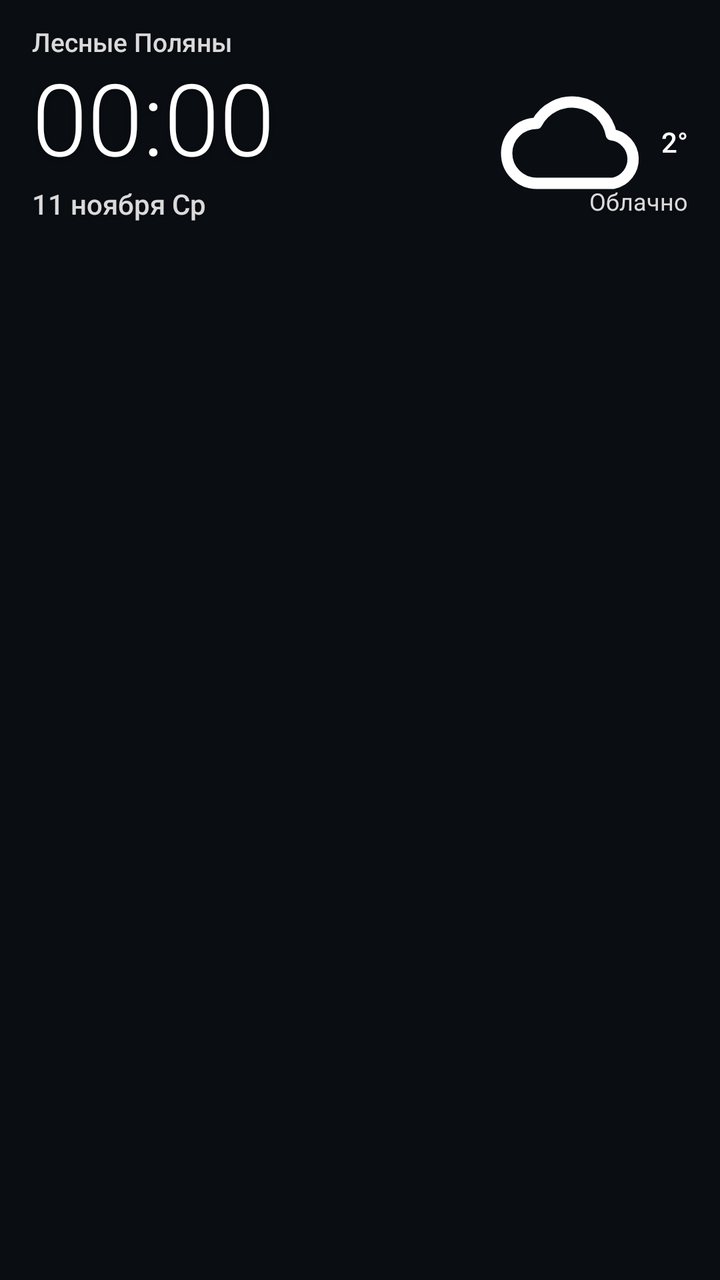
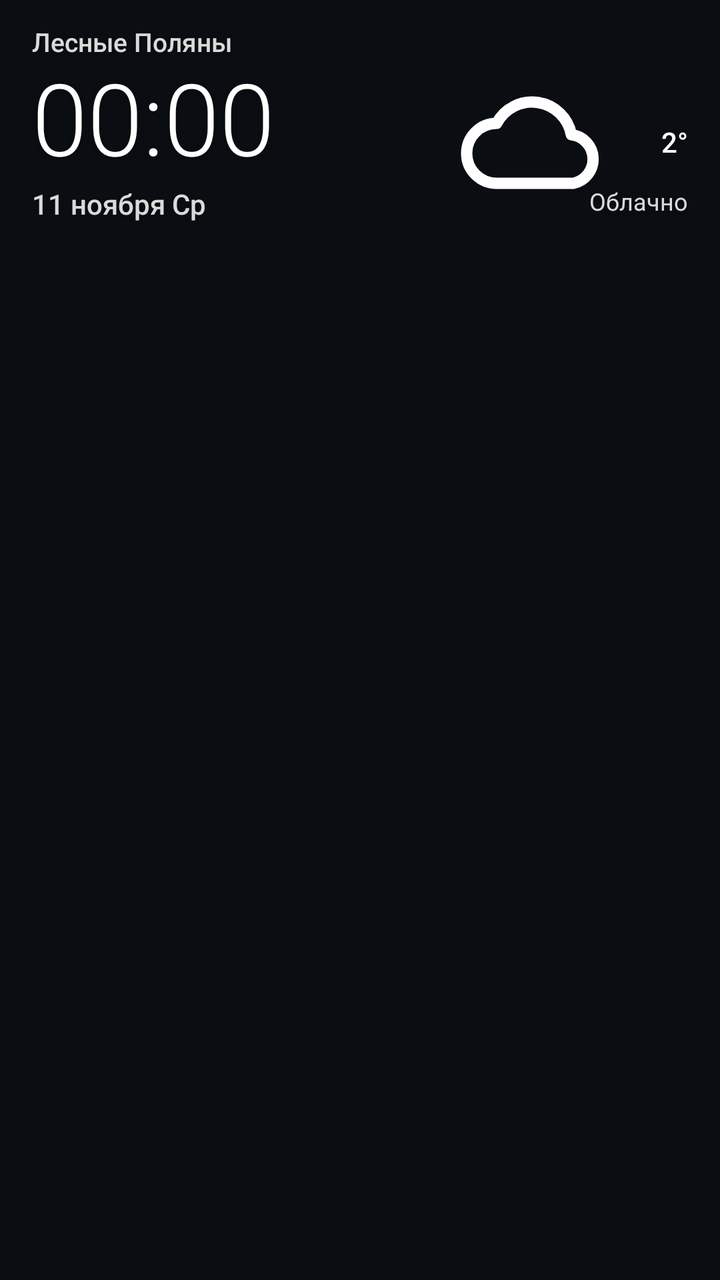

Before-and-after screenshots of an Android layout around one commit, followed by the original layout XML and the change that was made.
<!-- AndroidManifest.xml: application theme Theme.NetMon -->
<!-- res/layout/widget_clock.xml -->
<?xml version="1.0" encoding="utf-8"?>
<RelativeLayout xmlns:android="http://schemas.android.com/apk/res/android"
    android:id="@+id/widget_root"
    android:layout_width="match_parent"
    android:layout_height="match_parent"
    android:paddingHorizontal="16dp"
    android:paddingVertical="12dp">

    <TextView
        android:id="@+id/widget_city"
        android:layout_width="200dp"
        android:layout_height="wrap_content"
        android:layout_alignParentStart="true"
        android:layout_alignParentTop="true"
        android:fontFamily="sans-serif"
        android:maxLines="2"
        android:shadowColor="#66000000"
        android:shadowDx="0"
        android:shadowDy="1"
        android:shadowRadius="4"
        android:text="Лесные Поляны"
        android:textColor="#D9FFFFFF"
        android:textFontWeight="500"
        android:textSize="13dp" />

    <TextClock
        android:id="@+id/widget_time"
        android:layout_width="wrap_content"
        android:layout_height="wrap_content"
        android:layout_alignParentStart="true"
        android:layout_below="@id/widget_city"
        android:layout_marginTop="2dp"
        android:fontFamily="sans-serif-light"
        android:format12Hour="HH:mm"
        android:format24Hour="HH:mm"
        android:includeFontPadding="false"
        android:shadowColor="#66000000"
        android:shadowDx="0"
        android:shadowDy="2"
        android:shadowRadius="6"
        android:textColor="#FFFFFFFF"
        android:textSize="50dp" />

    <TextView
        android:id="@+id/widget_date"
        android:layout_width="wrap_content"
        android:layout_height="wrap_content"
        android:layout_alignParentStart="true"
        android:layout_below="@id/widget_time"
        android:layout_marginTop="2dp"
        android:fontFamily="sans-serif"
        android:shadowColor="#66000000"
        android:shadowDx="0"
        android:shadowDy="1"
        android:shadowRadius="4"
        android:text="11 ноября Ср"
        android:textColor="#D9FFFFFF"
        android:textFontWeight="500"
        android:textSize="14dp" />

    <LinearLayout
        android:id="@+id/widget_weather"
        android:layout_width="wrap_content"
        android:layout_height="wrap_content"
        android:layout_alignParentEnd="true"
        android:layout_alignTop="@id/widget_time"
        android:gravity="end"
        android:orientation="vertical">

        <LinearLayout
            android:layout_width="wrap_content"
            android:layout_height="wrap_content"
            android:layout_gravity="end"
            android:gravity="center_vertical"
            android:orientation="horizontal">

            <ImageView
                android:id="@+id/widget_weather_icon"
                android:layout_width="80dp"
                android:layout_height="80dp"
                android:contentDescription="@string/widget_clock_desc"
                android:src="@drawable/ic_weather_cloud" />

            <TextView
                android:id="@+id/widget_temp"
                android:layout_width="wrap_content"
                android:layout_height="wrap_content"
                android:layout_marginStart="4dp"
                android:fontFamily="sans-serif-light"
                android:includeFontPadding="false"
                android:shadowColor="#66000000"
                android:shadowDx="0"
                android:shadowDy="2"
                android:shadowRadius="6"
                android:text="2°"
                android:textColor="#FFFFFFFF"
                android:textFontWeight="500"
                android:textSize="14dp" />
        </LinearLayout>

    </LinearLayout>

    <TextView
        android:id="@+id/widget_condition"
        android:layout_width="wrap_content"
        android:layout_height="wrap_content"
        android:layout_alignParentEnd="true"
        android:layout_alignTop="@id/widget_date"
        android:fontFamily="sans-serif"
        android:shadowColor="#66000000"
        android:shadowDx="0"
        android:shadowDy="1"
        android:shadowRadius="4"
        android:text="Облачно"
        android:textColor="#D9FFFFFF"
        android:textSize="12dp" />
</RelativeLayout>
<!-- resources referenced by this layout -->
<resources>
  <!-- drawable ic_weather_cloud (drawable) -->
  <?xml version="1.0" encoding="utf-8"?>
  <vector xmlns:android="http://schemas.android.com/apk/res/android"
      android:width="24dp" android:height="24dp"
      android:viewportWidth="24" android:viewportHeight="24">
      <path android:fillColor="@android:color/transparent"
          android:strokeColor="#ffffffff" android:strokeWidth="1.7"
          android:strokeLineCap="round" android:strokeLineJoin="round"
          android:pathData="M6.5,18A4.5,4.5 0 0 1 6.5 9a6,6 0 0 1 11.2,1.7A3.7,3.7 0 0 1 18,18z" />
  </vector>
  <string name="widget_clock_desc">Часы и погода; цвет времени — статус сети</string>
  <style name="Theme.NetMon" parent="android:Theme.Material.NoActionBar">
          <item name="android:windowBackground">#0a0e13</item>
          <item name="android:statusBarColor">#0a0e13</item>
          <item name="android:navigationBarColor">#0a0e13</item>
          <item name="android:colorAccent">#2ea6e0</item>
          <item name="android:windowLightStatusBar">false</item>
      </style>
</resources>

<!-- the commit's change to res/layout/widget_clock.xml (unified diff, before → after) -->
@@ -76,7 +76,7 @@
 
             <ImageView
                 android:id="@+id/widget_weather_icon"
-                android:layout_width="80dp"
+                android:layout_width="120dp"
                 android:layout_height="80dp"
                 android:contentDescription="@string/widget_clock_desc"
                 android:src="@drawable/ic_weather_cloud" />
